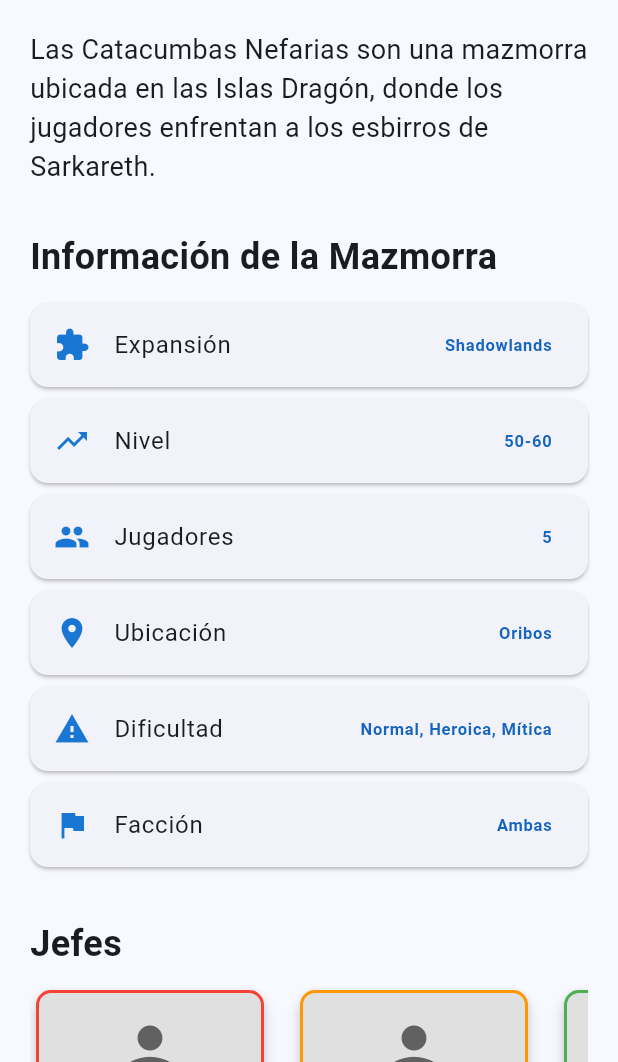
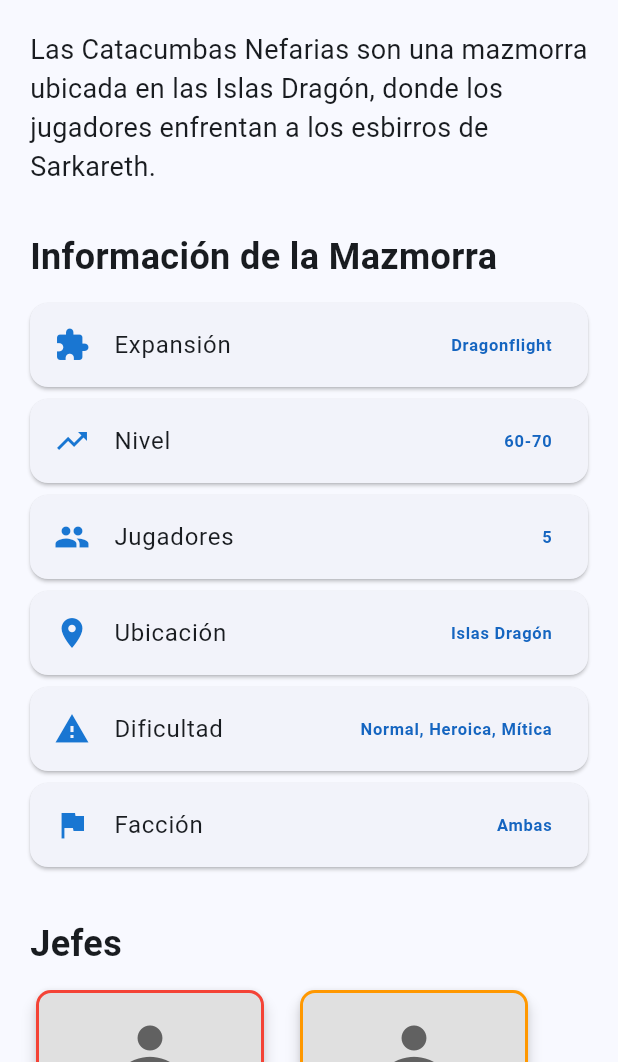
Before and after one commit to Xavierete/WowDungeons, a Flutter app: the screen it shows after launch, after a tap on "Catacumbas Nefarias", on a phone screen of 412 x 824 dp, the part 174-1236 px from its top. Run offline on Flutter 3.47's test engine with Material 3 defaults, Android fonts, the phone set to English and light mode, and no system bars.

Commit message:
Repartir codigo en views, model, view-model

```diff
--- a/lib/main.dart
+++ b/lib/main.dart
@@ -1,4 +1,7 @@
 import 'package:flutter/material.dart';
+import 'package:provider/provider.dart';
+import 'viewmodels/dungeon_viewmodel.dart';
+import 'views/home_view.dart';
 
 void main() {
   runApp(const MyApp());
@@ -9,13 +12,16 @@ class MyApp extends StatelessWidget {
 
   @override
   Widget build(BuildContext context) {
-    return MaterialApp(
+    return ChangeNotifierProvider(
+      create: (context) => DungeonViewModel(),
+      child: MaterialApp(
         title: 'WowDungeons',
         theme: ThemeData(
           colorScheme: ColorScheme.fromSeed(seedColor: Colors.blue),
           useMaterial3: true,
         ),
-      home: const MyHomePage(),
+        home: const HomeView(),
+      ),
     );
   }
 }
--- /dev/null
+++ b/lib/models/dungeon_model.dart
@@ -0,0 +1,27 @@
+class Dungeon {
+  final String title;
+  final String description;
+  final Map<String, String> info;
+  final List<Boss> bosses;
+
+  Dungeon({
+    required this.title,
+    required this.description,
+    required this.info,
+    required this.bosses,
+  });
+}
+
+class Boss {
+  final String name;
+  final String image;
+  final String difficulty;
+  final String mechanics;
+
+  Boss({
+    required this.name,
+    required this.image,
+    required this.difficulty,
+    required this.mechanics,
+  });
+}
--- /dev/null
+++ b/lib/utils/ui_helpers.dart
@@ -0,0 +1,35 @@
+import 'package:flutter/material.dart';
+
+// Método para obtener el icono según la clave de información
+IconData getIconForKey(String key) {
+  switch (key) {
+    case 'Expansión':
+      return Icons.extension;
+    case 'Nivel':
+      return Icons.trending_up;
+    case 'Jugadores':
+      return Icons.group;
+    case 'Ubicación':
+      return Icons.location_on;
+    case 'Dificultad':
+      return Icons.warning;
+    case 'Facción':
+      return Icons.flag;
+    default:
+      return Icons.info;
+  }
+}
+
+// Método para obtener el color según la dificultad
+Color getDifficultyColor(String difficulty) {
+  switch (difficulty) {
+    case 'Fácil':
+      return Colors.green;
+    case 'Moderado':
+      return Colors.orange;
+    case 'Difícil':
+      return Colors.red;
+    default:
+      return Colors.blue;
+  }
+}
--- /dev/null
+++ b/lib/viewmodels/dungeon_viewmodel.dart
@@ -0,0 +1,188 @@
+import 'package:flutter/material.dart';
+import '../models/dungeon_model.dart';
+
+class DungeonViewModel extends ChangeNotifier {
+  List<Dungeon> _dungeons = [];
+
+  List<Dungeon> get dungeons => _dungeons;
+
+  DungeonViewModel() {
+    _loadDungeons();
+  }
+
+  void _loadDungeons() {
+    // Datos de ejemplo para las mazmorras
+    _dungeons = [
+      Dungeon(
+        title: 'Tazavesh',
+        description: 'Tazavesh, el Mercado Velado es una mazmorra mítica introducida en el parche 9.1 de Shadowlands.',
+        info: {
+          'Expansión': 'Shadowlands',
+          'Nivel': '50-60',
+          'Jugadores': '5',
+          'Ubicación': 'Oribos',
+          'Dificultad': 'Normal, Heroica, Mítica',
+          'Facción': 'Ambas',
+        },
+        bosses: [
+          Boss(
+            name: 'So\'leah',
+            image: 'boss1.jpg',
+            difficulty: 'Difícil',
+            mechanics: 'Daño de área, Invocaciones'
+          ),
+          Boss(
+            name: 'Hylbrande',
+            image: 'boss2.jpg',
+            difficulty: 'Moderado',
+            mechanics: 'Teletransporte, Escudos'
+          ),
+          Boss(
+            name: 'Timecap\'n Hooktail',
+            image: 'boss3.jpg',
+            difficulty: 'Fácil',
+            mechanics: 'Manipulación del tiempo'
+          ),
+        ],
+      ),
+      Dungeon(
+        title: 'Catacumbas Nefarias',
+        description: 'Las Catacumbas Nefarias son una mazmorra ubicada en las Islas Dragón, donde los jugadores enfrentan a los esbirros de Sarkareth.',
+        info: {
+          'Expansión': 'Dragonflight',
+          'Nivel': '60-70',
+          'Jugadores': '5',
+          'Ubicación': 'Islas Dragón',
+          'Dificultad': 'Normal, Heroica, Mítica',
+          'Facción': 'Ambas',
+        },
+        bosses: [
+          Boss(
+            name: 'Sarkareth',
+            image: 'boss4.jpg',
+            difficulty: 'Difícil',
+            mechanics: 'Magia de sombras, Portales'
+          ),
+          Boss(
+            name: 'Azureblade',
+            image: 'boss5.jpg',
+            difficulty: 'Moderado',
+            mechanics: 'Ataque rápido, Teletransporte'
+          ),
+        ],
+      ),
+      Dungeon(
+        title: 'Cumbre Negra',
+        description: 'La Cumbre Negra es una mazmorra icónica ubicada en las Montañas Crestanegra, hogar de los poderosos orcos del Clan Roca Negra.',
+        info: {
+          'Expansión': 'Cataclysm',
+          'Nivel': '30-35',
+          'Jugadores': '5',
+          'Ubicación': 'Montañas Crestanegra',
+          'Dificultad': 'Normal, Heroica',
+          'Facción': 'Ambas',
+        },
+        bosses: [
+          Boss(
+            name: 'Ascendiente Correfuego',
+            image: 'boss6.jpg',
+            difficulty: 'Fácil',
+            mechanics: 'Daño de fuego, Explosiones'
+          ),
+          Boss(
+            name: 'Belleza',
+            image: 'boss7.jpg',
+            difficulty: 'Moderado',
+            mechanics: 'Miedo, Invocación de cachorros'
+          ),
+        ],
+      ),
+      Dungeon(
+        title: 'El Nexo Eterno',
+        description: 'El Nexo Eterno se encuentra en Northrend y es el centro de poder de los dragones azules, liderados por Malygos.',
+        info: {
+          'Expansión': 'Wrath of the Lich King',
+          'Nivel': '25-30',
+          'Jugadores': '5',
+          'Ubicación': 'Tundra Boreal',
+          'Dificultad': 'Normal, Heroica',
+          'Facción': 'Ambas',
+        },
+        bosses: [
+          Boss(
+            name: 'Keristrasza',
+            image: 'boss8.jpg',
+            difficulty: 'Moderado',
+            mechanics: 'Congelación, Daño de hielo'
+          ),
+          Boss(
+            name: 'Anomalus',
+            image: 'boss9.jpg',
+            difficulty: 'Fácil',
+            mechanics: 'Grietas dimensionales, Invocaciones'
+          ),
+        ],
+      ),
+      Dungeon(
+        title: 'El Retorno a Karazhan',
+        description: 'Una revisión de la icónica torre de Karazhan, hogar del arcimago Medivh, ahora con nuevos desafíos y jefes.',
+        info: {
+          'Expansión': 'Legion',
+          'Nivel': '45-50',
+          'Jugadores': '5',
+          'Ubicación': 'Paso de la Montaña',
+          'Dificultad': 'Mítica',
+          'Facción': 'Ambas',
+        },
+        bosses: [
+          Boss(
+            name: 'Moroes',
+            image: 'boss10.jpg',
+            difficulty: 'Difícil',
+            mechanics: 'Sangrado, Invocación de sirvientes'
+          ),
+          Boss(
+            name: 'Curator',
+            image: 'boss11.jpg',
+            difficulty: 'Moderado',
+            mechanics: 'Sobrecarga, Invocación de chispas'
+          ),
+        ],
+      ),
+      Dungeon(
+        title: 'Templo Oscuro',
+        description: 'El Templo Oscuro es la fortaleza de Illidan Cazador de Demonios, ubicada en el Valle Sombraluna de Terrallende.',
+        info: {
+          'Expansión': 'The Burning Crusade',
+          'Nivel': '20-30',
+          'Jugadores': '5',
+          'Ubicación': 'Valle Sombraluna',
+          'Dificultad': 'Normal, Heroica',
+          'Facción': 'Ambas',
+        },
+        bosses: [
+          Boss(
+            name: 'Gran Maestro Vorpil',
+            image: 'boss12.jpg',
+            difficulty: 'Moderado',
+            mechanics: 'Teletransporte, Invocación de vacío'
+          ),
+          Boss(
+            name: 'Murmur',
+            image: 'boss13.jpg',
+            difficulty: 'Difícil',
+            mechanics: 'Explosión sónica, Silencio'
+          ),
+        ],
+      ),
+    ];
+  }
+
+  // Método para obtener una mazmorra por su título
+  Dungeon getDungeonByTitle(String title) {
+    return _dungeons.firstWhere(
+      (dungeon) => dungeon.title == title,
+      orElse: () => _dungeons[0],
+    );
+  }
+}
--- /dev/null
+++ b/lib/views/dungeon_detail_view.dart
@@ -0,0 +1,172 @@
+import 'package:flutter/material.dart';
+import '../models/dungeon_model.dart';
+import '../utils/ui_helpers.dart';
+
+class DungeonDetailView extends StatelessWidget {
+  final Dungeon dungeon;
+
+  const DungeonDetailView({
+    super.key,
+    required this.dungeon,
+  });
+
+  @override
+  Widget build(BuildContext context) {
+    return Scaffold(
+      appBar: AppBar(
+        title: Text(dungeon.title),
+      ),
+      body: SingleChildScrollView(
+        child: Padding(
+          padding: const EdgeInsets.all(20.0),
+          child: Column(
+            crossAxisAlignment: CrossAxisAlignment.start,
+            children: [
+              Text(
+                dungeon.title,
+                style: const TextStyle(
+                  fontSize: 28,
+                  fontWeight: FontWeight.bold,
+                ),
+              ),
+              const SizedBox(height: 20),
+              Text(
+                dungeon.description,
+                style: const TextStyle(
+                  fontSize: 18,
+                ),
+              ),
+              const SizedBox(height: 30),
+              const Text(
+                'Información de la Mazmorra',
+                style: TextStyle(
+                  fontSize: 24,
+                  fontWeight: FontWeight.bold,
+                ),
+              ),
+              const SizedBox(height: 10),
+              // Lista vertical de información
+              ListView.builder(
+                shrinkWrap: true,
+                physics: const NeverScrollableScrollPhysics(),
+                itemCount: dungeon.info.length,
+                itemBuilder: (context, index) {
+                  String key = dungeon.info.keys.elementAt(index);
+                  String value = dungeon.info[key]!;
+                  return Card(
+                    margin: const EdgeInsets.symmetric(vertical: 4),
+                    child: ListTile(
+                      leading: Icon(
+                        getIconForKey(key),
+                        color: Colors.blue.shade700,
+                      ),
+                      title: Text(key),
+                      trailing: Text(
+                        value,
+                        style: TextStyle(
+                          fontWeight: FontWeight.bold,
+                          color: Colors.blue.shade800,
+                        ),
+                      ),
+                    ),
+                  );
+                },
+              ),
+              const SizedBox(height: 30),
+              const Text(
+                'Jefes',
+                style: TextStyle(
+                  fontSize: 24,
+                  fontWeight: FontWeight.bold,
+                ),
+              ),
+              const SizedBox(height: 10),
+              // Lista horizontal de jefes
+              SizedBox(
+                height: 180,
+                child: ListView.builder(
+                  scrollDirection: Axis.horizontal,
+                  itemCount: dungeon.bosses.length,
+                  itemBuilder: (context, index) {
+                    final boss = dungeon.bosses[index];
+                    return Container(
+                      width: 160,
+                      margin: const EdgeInsets.only(right: 16),
+                      child: Card(
+                        elevation: 4,
+                        shape: RoundedRectangleBorder(
+                          borderRadius: BorderRadius.circular(10),
+                          side: BorderSide(
+                            color: getDifficultyColor(boss.difficulty),
+                            width: 2,
+                          ),
+                        ),
+                        child: Column(
+                          crossAxisAlignment: CrossAxisAlignment.start,
+                          children: [
+                            Container(
+                              height: 80,
+                              decoration: BoxDecoration(
+                                color: Colors.grey.shade300,
+                                borderRadius: const BorderRadius.only(
+                                  topLeft: Radius.circular(10),
+                                  topRight: Radius.circular(10),
+                                ),
+                              ),
+                              child: Center(
+                                child: Icon(
+                                  Icons.person,
+                                  size: 50,
+                                  color: Colors.grey.shade700,
+                                ),
+                              ),
+                            ),
+                            Padding(
+                              padding: const EdgeInsets.all(8.0),
+                              child: Column(
+                                crossAxisAlignment: CrossAxisAlignment.start,
+                                children: [
+                                  Text(
+                                    boss.name,
+                                    style: const TextStyle(
+                                      fontWeight: FontWeight.bold,
+                                      fontSize: 16,
+                                    ),
+                                    maxLines: 1,
+                                    overflow: TextOverflow.ellipsis,
+                                  ),
+                                  const SizedBox(height: 4),
+                                  Text(
+                                    'Dificultad: ${boss.difficulty}',
+                                    style: TextStyle(
+                                      fontSize: 12,
+                                      color: getDifficultyColor(boss.difficulty),
+                                    ),
+                                  ),
+                                  const SizedBox(height: 4),
+                                  Text(
+                                    boss.mechanics,
+                                    style: const TextStyle(
+                                      fontSize: 12,
+                                      color: Colors.grey,
+                                    ),
+                                    maxLines: 2,
+                                    overflow: TextOverflow.ellipsis,
+                                  ),
+                                ],
+                              ),
+                            ),
+                          ],
+                        ),
+                      ),
+                    );
+                  },
+                ),
+              ),
+            ],
+          ),
+        ),
+      ),
+    );
+  }
+}
--- /dev/null
+++ b/lib/views/home_view.dart
@@ -0,0 +1,79 @@
+import 'package:flutter/material.dart';
+import 'package:provider/provider.dart';
+import '../viewmodels/dungeon_viewmodel.dart';
+import '../views/dungeon_detail_view.dart';
+
+class HomeView extends StatelessWidget {
+  const HomeView({super.key});
+
+  @override
+  Widget build(BuildContext context) {
+    return Scaffold(
+      appBar: AppBar(
+        title: const Text('WowDungeons'),
+      ),
+      body: Padding(
+        padding: const EdgeInsets.all(16.0),
+        child: Column(
+          children: [
+            const Text(
+              'Mazmorras de World of Warcraft',
+              style: TextStyle(fontSize: 24, fontWeight: FontWeight.bold),
+            ),
+            const SizedBox(height: 20),
+            Expanded(
+              child: Consumer<DungeonViewModel>(
+                builder: (context, viewModel, child) {
+                  return GridView.builder(
+                    gridDelegate: const SliverGridDelegateWithFixedCrossAxisCount(
+                      crossAxisCount: 2,
+                      crossAxisSpacing: 16,
+                      mainAxisSpacing: 16,
+                      childAspectRatio: 1.5,
+                    ),
+                    itemCount: viewModel.dungeons.length,
+                    itemBuilder: (context, index) {
+                      final dungeon = viewModel.dungeons[index];
+                      return GestureDetector(
+                        onTap: () {
+                          Navigator.push(
+                            context,
+                            MaterialPageRoute(
+                              builder: (context) => DungeonDetailView(
+                                dungeon: dungeon,
+                              ),
+                            ),
+                          );
+                        },
+                        child: Container(
+                          decoration: BoxDecoration(
+                            border: Border.all(
+                              color: Colors.blue.shade800,
+                              width: 2,
+                            ),
+                            borderRadius: BorderRadius.circular(12),
+                            color: Colors.blue.shade100,
+                          ),
+                          child: Center(
+                            child: Text(
+                              dungeon.title,
+                              textAlign: TextAlign.center,
+                              style: const TextStyle(
+                                fontSize: 18,
+                                fontWeight: FontWeight.bold,
+                              ),
+                            ),
+                          ),
+                        ),
+                      );
+                    },
+                  );
+                },
+              ),
+            ),
+          ],
+        ),
+      ),
+    );
+  }
+}
--- a/pubspec.yaml
+++ b/pubspec.yaml
@@ -9,6 +9,7 @@ environment:
 dependencies:
   flutter:
     sdk: flutter
+  provider: ^6.1.1
 
 dev_dependencies:
   flutter_test:
```
Lines whose indentation alone changed are shown as unchanged.
